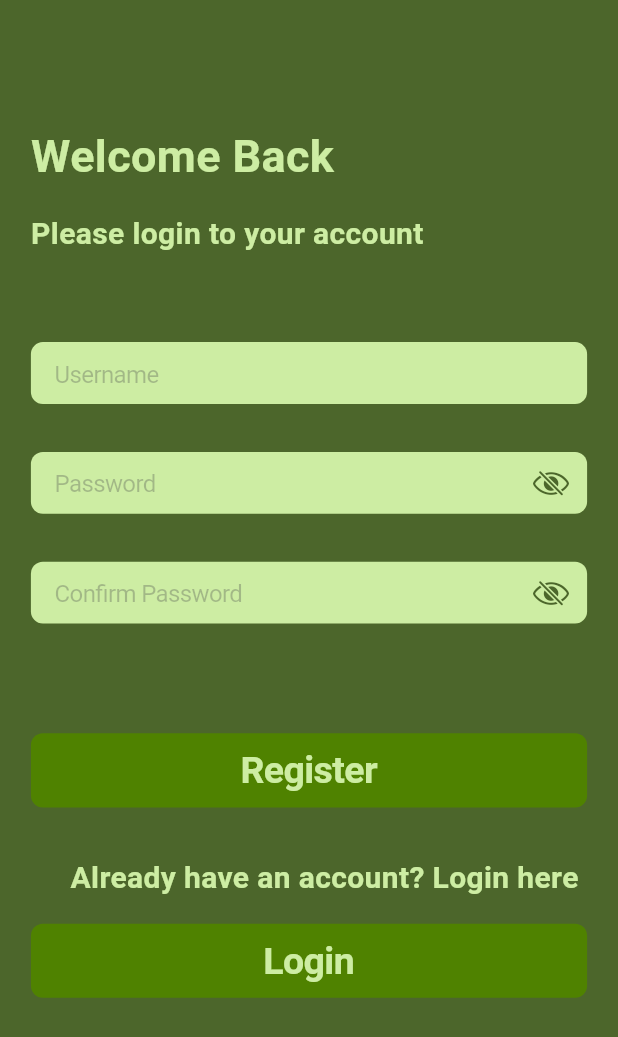
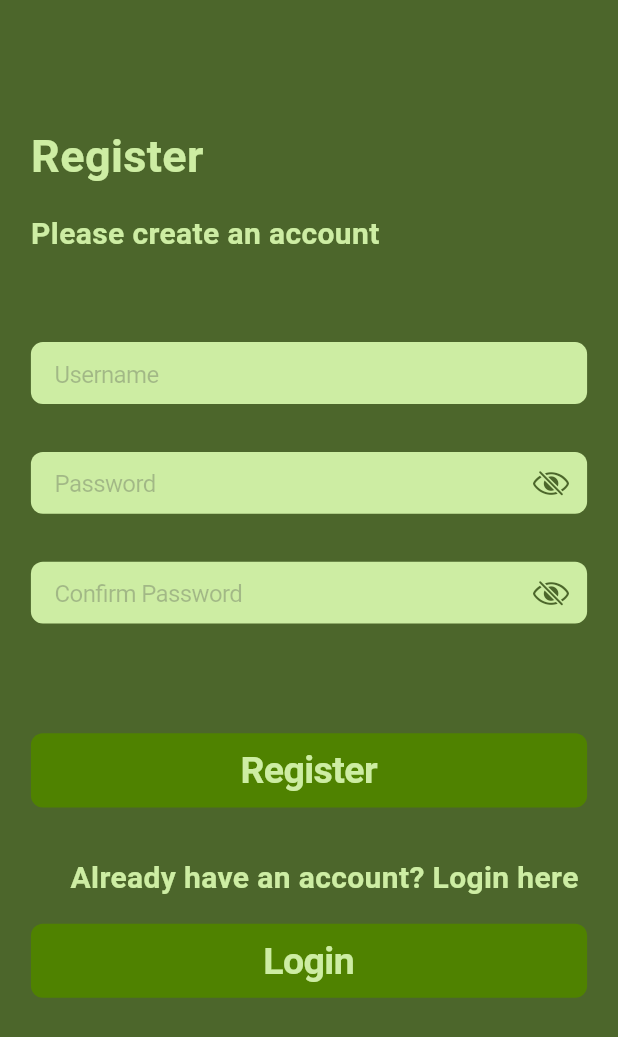
Before and after one commit to WenDEVLIFE/naveyegate, a Flutter app: the RegisterView screen opened directly, on a phone screen of 412 x 824 dp. Shown: the top 1037 px of the screen. Run offline on Flutter 3.47's test engine with Material 3 defaults, Android fonts, the phone set to English and light mode, and no system bars; our stand-ins replace camera, cloud_firestore, firebase_auth, firebase_core, flutter_tts, fluttertoast; accounts and stored records are empty; Roboto replaces fonts that are missing (EB Garamond).

Commit message:
Done Designign the RegisterView.dart and added nvigation both sides

```diff
--- a/lib/src/view/RegisterView.dart
+++ b/lib/src/view/RegisterView.dart
@@ -38,7 +38,7 @@ class _RegisterViewState extends State<RegisterView> {
               child: Align(
                 alignment: Alignment.centerLeft,
                 child: CustomText(
-                  text: 'Welcome Back',
+                  text: 'Register',
                   fontFamily: 'EB Garamond',
                   fontSize: 30,
                   color: ColorHelper.primaryContainer,
@@ -51,7 +51,7 @@ class _RegisterViewState extends State<RegisterView> {
               child: Align(
                 alignment: Alignment.centerLeft,
                 child: CustomText(
-                  text: 'Please login to your account',
+                  text: 'Please create an account',
                   fontFamily: 'EB Garamond',
                   fontSize: 20,
                   color: ColorHelper.primaryContainer,
```
